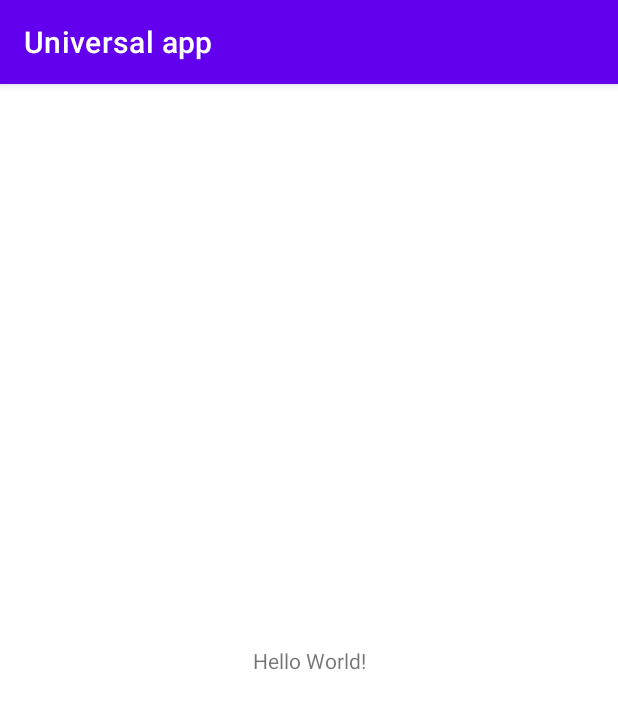
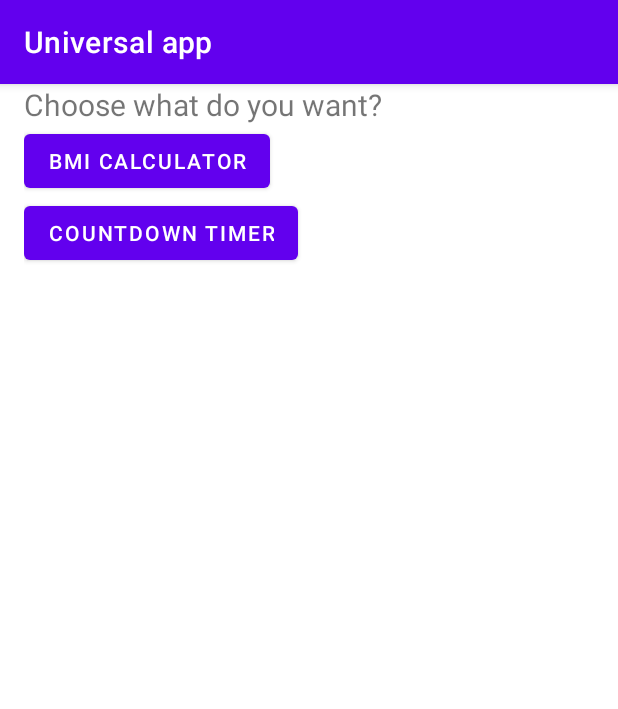
Before and after one commit to darkhantrz/universalapp, an Android app: the screen it shows after launch (MainActivity), on a phone screen of 412 x 824 dp. Shown: the top 709 px of the screen. Run offline under Robolectric (Android 15) with nearby library versions, the phone set to English and light mode, and no system bars.

Commit message:
some changes in layout

```diff
--- a/app/src/main/res/layout/activity_main.xml
+++ b/app/src/main/res/layout/activity_main.xml
@@ -1,18 +1,30 @@
 <?xml version="1.0" encoding="utf-8"?>
-<androidx.constraintlayout.widget.ConstraintLayout xmlns:android="http://schemas.android.com/apk/res/android"
-    xmlns:app="http://schemas.android.com/apk/res-auto"
-    xmlns:tools="http://schemas.android.com/tools"
+<androidx.appcompat.widget.LinearLayoutCompat xmlns:android="http://schemas.android.com/apk/res/android"
     android:layout_width="match_parent"
     android:layout_height="match_parent"
-    tools:context=".MainActivity">
+    android:paddingLeft="16dp"
+    android:paddingRight="16dp"
+    android:orientation="vertical">
 
     <TextView
+        android:id="@+id/textView"
         android:layout_width="wrap_content"
         android:layout_height="wrap_content"
-        android:text="Hello World!"
-        app:layout_constraintBottom_toBottomOf="parent"
-        app:layout_constraintEnd_toEndOf="parent"
-        app:layout_constraintStart_toStartOf="parent"
-        app:layout_constraintTop_toTopOf="parent" />
+        android:text="@string/choose"
+        android:textSize="20sp"/>
 
-</androidx.constraintlayout.widget.ConstraintLayout>
+    <Button
+        android:id="@+id/button"
+        android:layout_width="wrap_content"
+        android:layout_height="wrap_content"
+        android:text="@string/bmi_calculator"
+        />
+
+    <Button
+        android:id="@+id/button2"
+        android:layout_width="wrap_content"
+        android:layout_height="wrap_content"
+        android:text="@string/countdown_timer"
+        />
+
+</androidx.appcompat.widget.LinearLayoutCompat>
--- a/app/src/main/res/values/strings.xml
+++ b/app/src/main/res/values/strings.xml
@@ -1,3 +1,6 @@
 <resources>
     <string name="app_name">Universal app</string>
+    <string name="bmi_calculator">BMI Calculator</string>
+    <string name="countdown_timer">Countdown timer</string>
+    <string name="choose">Choose what do you want?</string>
 </resources>
```
